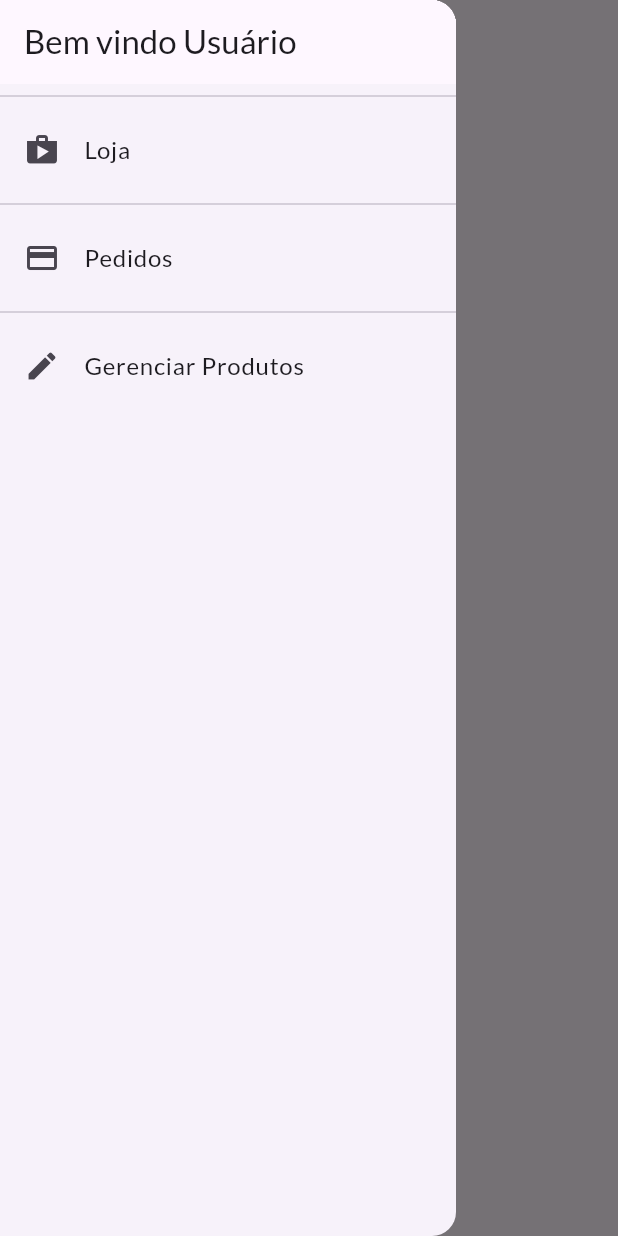
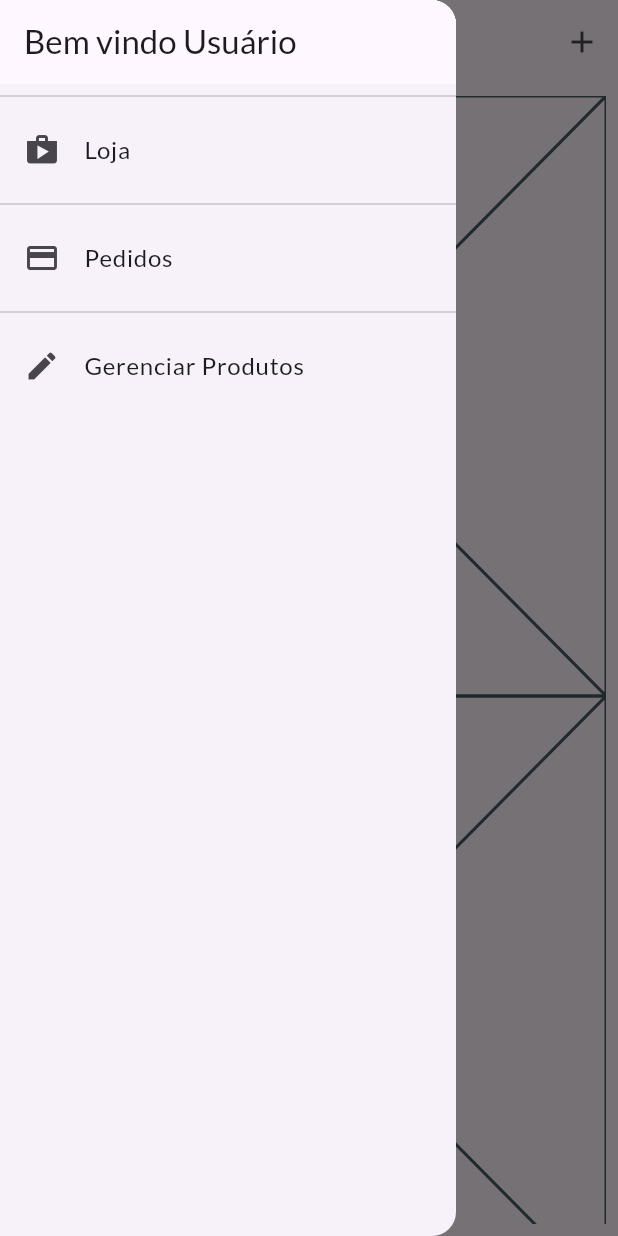
Before and after one commit to tiagors09/shop, a Flutter app: the ProductsScreen screen opened by its route, with the side drawer open, on a phone screen of 412 x 824 dp. Run offline on Flutter 3.47's test engine with Material 3 defaults, Android fonts, the phone set to English and light mode, and no system bars; network calls fail.

Commit message:
products_scree.dart: added action to add product

```diff
--- a/lib/views/products_screen.dart
+++ b/lib/views/products_screen.dart
@@ -1,4 +1,6 @@
 import 'package:flutter/material.dart';
+import 'package:provider/provider.dart';
+import 'package:shop/providers/products.dart';
 import 'package:shop/widgets/app_drawer.dart';
 
 class ProductsScreen extends StatelessWidget {
@@ -9,8 +11,23 @@ class ProductsScreen extends StatelessWidget {
     return Scaffold(
       appBar: AppBar(
         title: const Text('Gerenciar Produtos'),
+        actions: [
+          IconButton(
+            onPressed: () {},
+            icon: const Icon(Icons.add),
+          ),
+        ],
       ),
       drawer: const AppDrawer(),
+      body: Padding(
+        padding: const EdgeInsets.all(8),
+        child: Consumer<Products>(
+          builder: (ctx, products, _) => ListView.builder(
+            itemCount: products.itemsCount,
+            itemBuilder: (ctx, i) => const Placeholder(),
+          ),
+        ),
+      ),
     );
   }
 }
```
